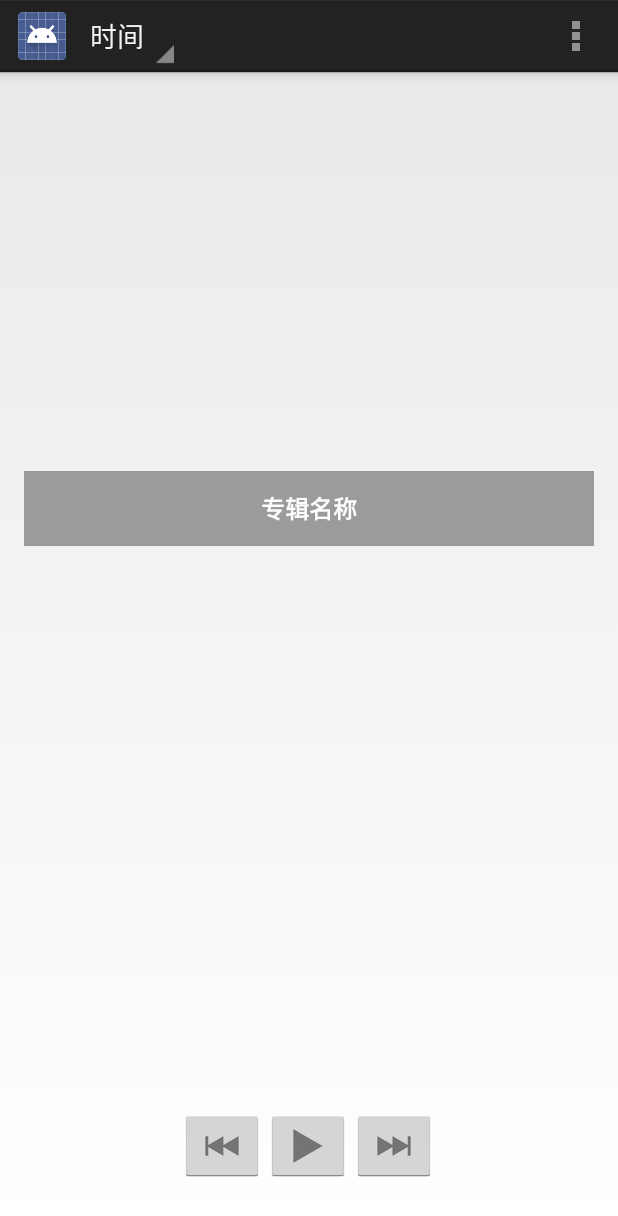
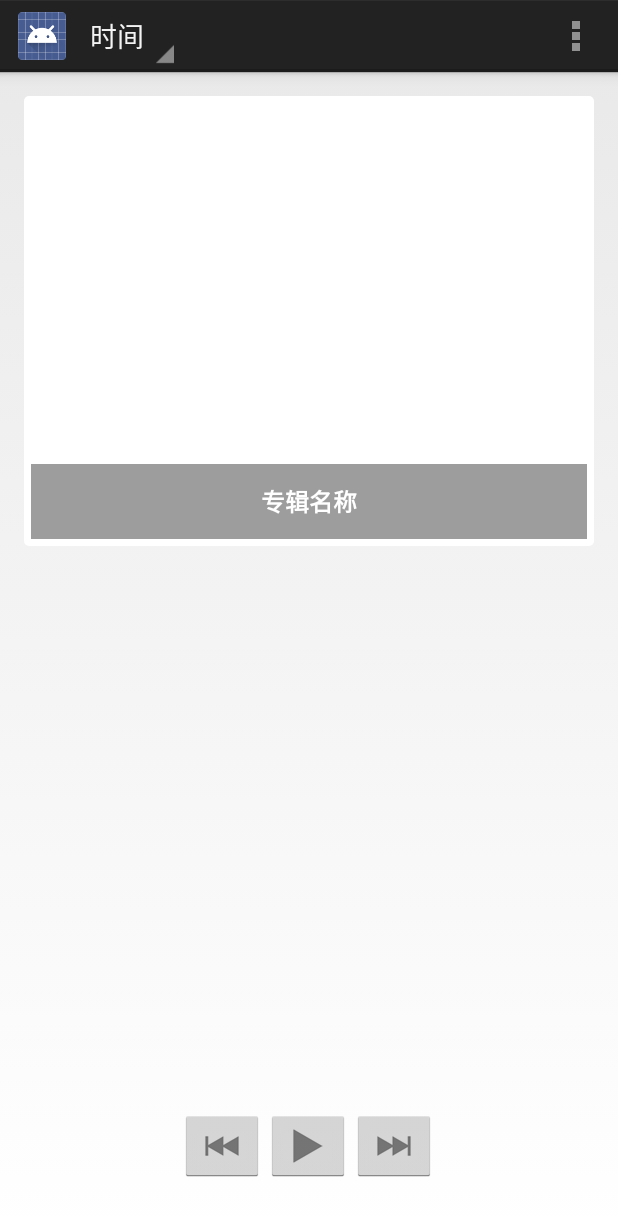
Before and after one commit to binchenX/yyAndroid, an Android app: the fragment ListenItFragment placed in its activity, on a phone screen of 412 x 824 dp. Shown: the top 1216 px of the screen. Run offline under Robolectric (Android 15) with nearby library versions, the phone set to English and light mode, and no system bars; 4 statements that could not run were skipped.

Commit message:
add simpleDetail page, with more style

```diff
--- a/RockYouth/src/main/AndroidManifest.xml
+++ b/RockYouth/src/main/AndroidManifest.xml
@@ -29,7 +29,11 @@
         <activity
             android:name="com.pierr.rockyouth.AlbumDetailActivity"
             android:label="@string/title_activity_album_detail"
-            android:logo="@drawable/ic_navigation_back">
+            android:logo="@drawable/ic_navigation_back" >
+        </activity>
+        <activity
+            android:name="com.pierr.rockyouth.SimpleAlbumDetailActivity"
+            android:label="@string/title_activity_simple_album_detail" >
         </activity>
     </application>
 
--- a/RockYouth/src/main/java/com/pierr/rockyouth/AlbumListFragment.java
+++ b/RockYouth/src/main/java/com/pierr/rockyouth/AlbumListFragment.java
@@ -106,7 +106,8 @@ public  class AlbumListFragment extends ListFragment {
     }
 
     private void showDetail(Album album) {
-        Intent intent = new Intent(getActivity(),AlbumDetailActivity.class);
+        //Intent intent = new Intent(getActivity(),AlbumDetailActivity.class);
+        Intent intent = new Intent(getActivity(),SimpleAlbumDetailActivity.class);
         intent.putExtra("albumDetail",album);
         Toast.makeText(getActivity(), "show " + album.title, Toast.LENGTH_LONG).show();
         startActivity(intent);
--- /dev/null
+++ b/RockYouth/src/main/res/drawable-hdpi/album_big_cover_bg.xml
@@ -0,0 +1,19 @@
+<?xml version="1.0" encoding="utf-8"?>
+<layer-list xmlns:android="http://schemas.android.com/apk/res/android">
+
+    <item >
+        <shape
+            android:shape="rectangle"
+            android:dither="true">
+
+            <corners
+                android:radius="@dimen/album_row_radius" />
+            <solid
+                android:color="@android:color/white" />
+            <padding android:bottom="5dp"
+                android:top="5dp"
+                android:left="5dp"
+                android:right="5dp"></padding>
+        </shape>
+    </item>
+</layer-list>
--- a/RockYouth/src/main/res/layout/cover_with_title.xml
+++ b/RockYouth/src/main/res/layout/cover_with_title.xml
@@ -6,14 +6,16 @@
     android:layout_height="300dp"
     android:layout_alignParentTop="true"
     android:layout_alignParentStart="true"
-    android:id="@+id/album_cover_big">
+    android:id="@+id/album_cover_big"
+    android:background="@drawable/album_big_cover_bg">
 
     <ImageView
         android:layout_width="match_parent"
         android:layout_height="300dp"
         android:id="@+id/frag_listen_album_cover_big"
         android:adjustViewBounds="true"
-        android:scaleType="centerCrop" />
+        android:scaleType="centerCrop"
+        />
 
     <TextView
         android:text="专辑名称"
--- /dev/null
+++ b/RockYouth/src/main/res/menu/simple_album_detail.xml
@@ -0,0 +1,6 @@
+<menu xmlns:android="http://schemas.android.com/apk/res/android">
+    <item android:id="@+id/action_settings"
+        android:title="@string/action_settings"
+        android:orderInCategory="100"
+        android:showAsAction="never" />
+</menu>
--- a/RockYouth/src/main/res/values/dimens.xml
+++ b/RockYouth/src/main/res/values/dimens.xml
@@ -6,4 +6,5 @@
     <dimen name="album_row_bg_padding">0dp</dimen>
     <dimen name="album_row_radius">3dp</dimen>
     <dimen name="album_list_divider_height">5dp</dimen>
+    <dimen name="card_vertical_padding">10dp</dimen>
 </resources>
--- a/RockYouth/src/main/res/values/strings.xml
+++ b/RockYouth/src/main/res/values/strings.xml
@@ -10,5 +10,7 @@
     <string name="detail_tab1">曲目</string>
     <string name="detail_tab2">听歌</string>
     <string name="detail_tab3">评论</string>
+    <string name="title_activity_simple_album_detail">AlbumDetail</string>
+    <string name="hello_world">Hello world!</string>
 
 </resources>
--- a/RockYouth/src/main/res/values/styles.xml
+++ b/RockYouth/src/main/res/values/styles.xml
@@ -64,5 +64,6 @@
         <item name="android:textColor">@android:color/black</item>
         <item name="android:textSize">16sp</item>
         <item name="android:textStyle">bold</item>
+        <item name="android:paddingTop">5dp</item>
     </style>
 </resources>
```
Also changed, not shown: RockYouth/src/main/java/com/pierr/rockyouth/SimpleAlbumDetailActivity.java (added, +54 -0 lines), RockYouth/src/main/res/layout/album_detail.xml (added, +16 -0 lines), RockYouth/src/main/res/layout/simple_album_detail.xml (added, +22 -0 lines).
